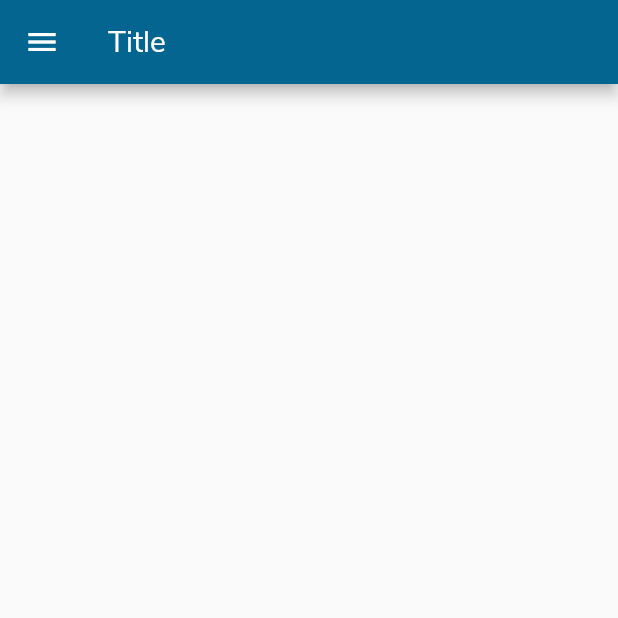
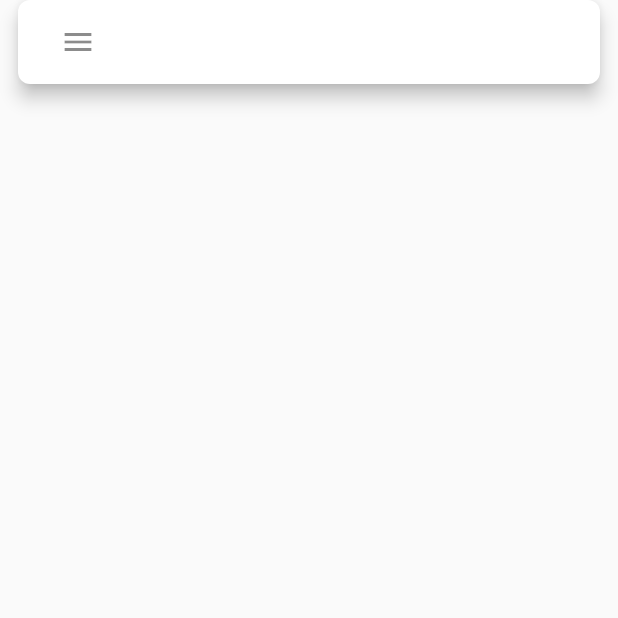
Before and after one commit to 9jaswag/noted, a Flutter app: the screen it shows after launch, on a phone screen of 412 x 824 dp, the top half of it. Run offline on Flutter 3.47's test engine with Material 2 defaults, Android fonts, the phone set to English and light mode, and no system bars.

```diff
--- a/lib/screens/home.dart
+++ b/lib/screens/home.dart
@@ -2,11 +2,40 @@ import 'package:flutter/material.dart';
 import 'package:noted/common/app_drawer.dart';
 
 class Home extends StatelessWidget {
+  final GlobalKey<ScaffoldState> _scaffoldKey = new GlobalKey();
+
   @override
   Widget build(BuildContext context) {
     return Scaffold(
-      appBar: AppBar(title: Text('Title')),
+      key: _scaffoldKey,
       drawer: AppDrawer(),
+      body: SafeArea(
+        child: CustomScrollView(
+          slivers: <Widget>[
+            SliverList(
+              delegate: SliverChildListDelegate([
+                Container(
+                  padding: EdgeInsets.symmetric(horizontal: 12.0),
+                  child: Material(
+                    color: Colors.white,
+                    borderRadius: BorderRadius.circular(8.0),
+                    elevation: 5.0,
+                    child: ListTile(
+                      leading: IconButton(
+                        icon: Icon(
+                          Icons.menu,
+                        ),
+                        onPressed: () => _scaffoldKey.currentState.openDrawer(),
+                      ),
+                    ),
+                  ),
+                )
+              ]),
+            )
+          ],
+        ),
+      ),
     );
   }
 }
+// Scaffold.of(context).openDrawer();
```
